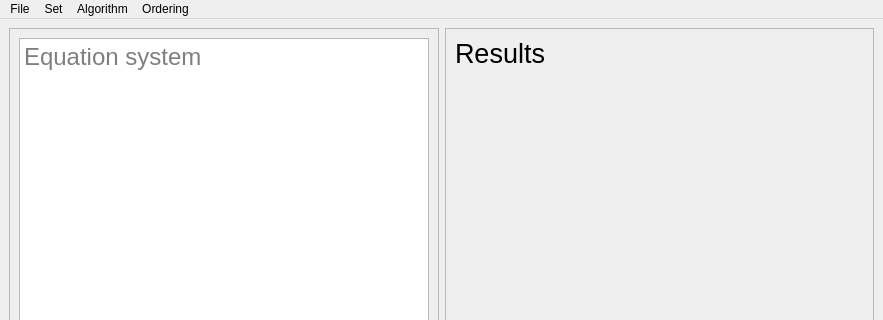
Before: the Qt Designer form interface.ui in Astana-Mirza/KAMath, drawn with Qt 5; both pictures show x 0 to 883 and y 0 to 320 of the 883 by 612 pixel window.
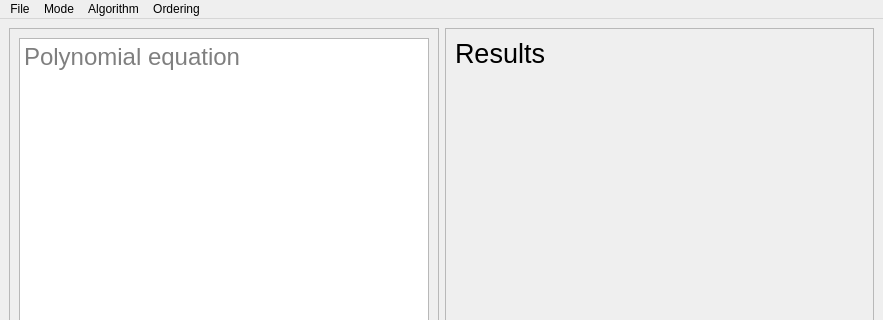
After: the same form once the commit is applied.

```diff
--- a/interface.ui
+++ b/interface.ui
@@ -80,7 +80,7 @@
              </font>
             </property>
             <property name="placeholderText">
-             <string>Equation system</string>
+             <string>Polynomial equation</string>
             </property>
            </widget>
           </item>
@@ -189,7 +189,7 @@
    </widget>
    <widget class="QMenu" name="menuField">
     <property name="title">
-     <string>Set</string>
+     <string>Mode</string>
     </property>
     <addaction name="actionFieldGF"/>
     <addaction name="actionFieldZn"/>
```
Left out of the diff: 30 changed lines with no effect on the pictures.
